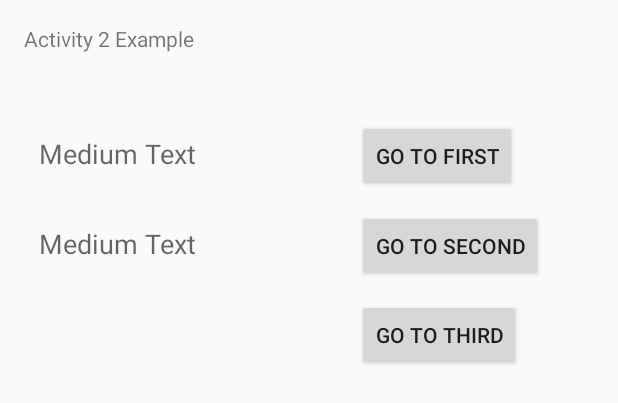
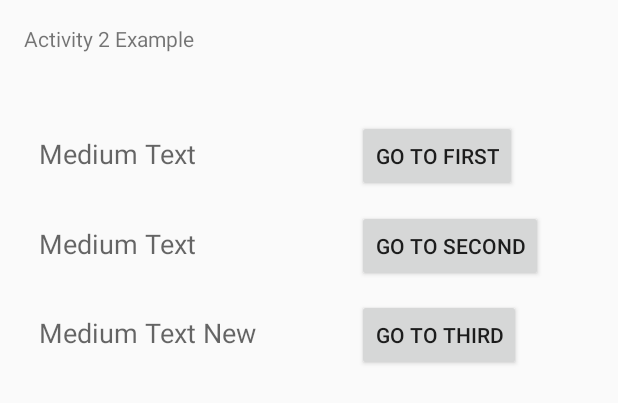
Before and after one commit to rteves18/Mobile-Apps, an Android app: the layout activity_second.xml on its own in the app's theme, with its tools: preview values and no code run, on a phone screen of 412 x 824 dp. Shown: the top 403 px of the screen. Run offline under Robolectric (Android 15) with nearby library versions, the phone set to English and light mode, and no system bars.

Commit message:
super buggy

```diff
--- a/hw2/app/src/main/java/com/dealfaro/luca/backandforthstudio/SecondActivity.java
+++ b/hw2/app/src/main/java/com/dealfaro/luca/backandforthstudio/SecondActivity.java
@@ -36,7 +36,8 @@ public class SecondActivity extends AppCompatActivity {
         // and the one from the singleton object
         TextView tv2 = (TextView) findViewById(R.id.textView3);
         tv2.setText(appInfo.sharedString);
-
+        TextView tv3 = (TextView) findViewById(R.id.textView4);
+        tv3.setText(appInfo.sharedString);
     }
 
     @Override
--- a/hw2/app/src/main/res/layout/activity_second.xml
+++ b/hw2/app/src/main/res/layout/activity_second.xml
@@ -80,5 +80,19 @@
         app:layout_constraintLeft_toLeftOf="parent"
         app:layout_constraintRight_toLeftOf="@+id/button2" />
 
+    <TextView
+        android:id="@+id/textView4"
+        android:layout_width="wrap_content"
+        android:layout_height="wrap_content"
+        android:layout_marginLeft="8dp"
+        android:layout_marginRight="8dp"
+        android:layout_marginStart="26dp"
+        android:text="Medium Text New"
+        android:textAppearance="@android:style/TextAppearance.Material.Medium"
+        app:layout_constraintBaseline_toBaselineOf="@+id/button3"
+        app:layout_constraintHorizontal_bias="0.0"
+        app:layout_constraintLeft_toLeftOf="parent"
+        app:layout_constraintRight_toLeftOf="@+id/button3" />
+
 
 </android.support.constraint.ConstraintLayout>
```
Also changed, not shown: hw2/app/src/main/java/com/dealfaro/luca/backandforthstudio/AppInfo.java (+9 -3 lines), hw2/app/src/main/java/com/dealfaro/luca/backandforthstudio/MainActivity.java (+8 -18 lines), hw2/app/src/main/java/com/dealfaro/luca/backandforthstudio/ThirdActivity.java (+8 -16 lines), 31 other files.
